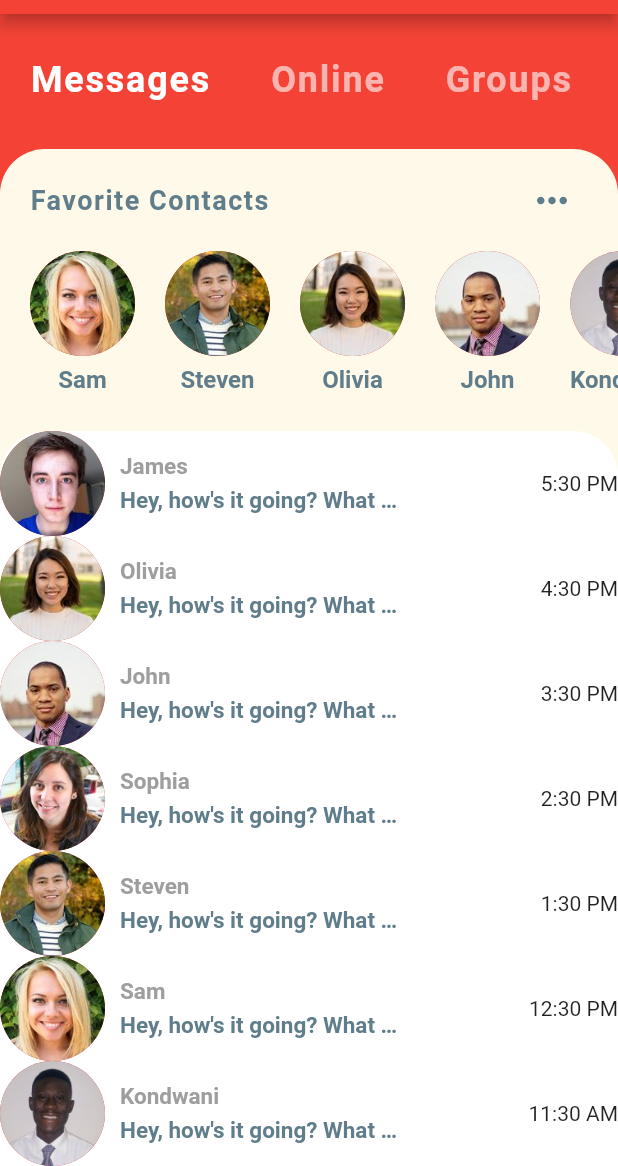
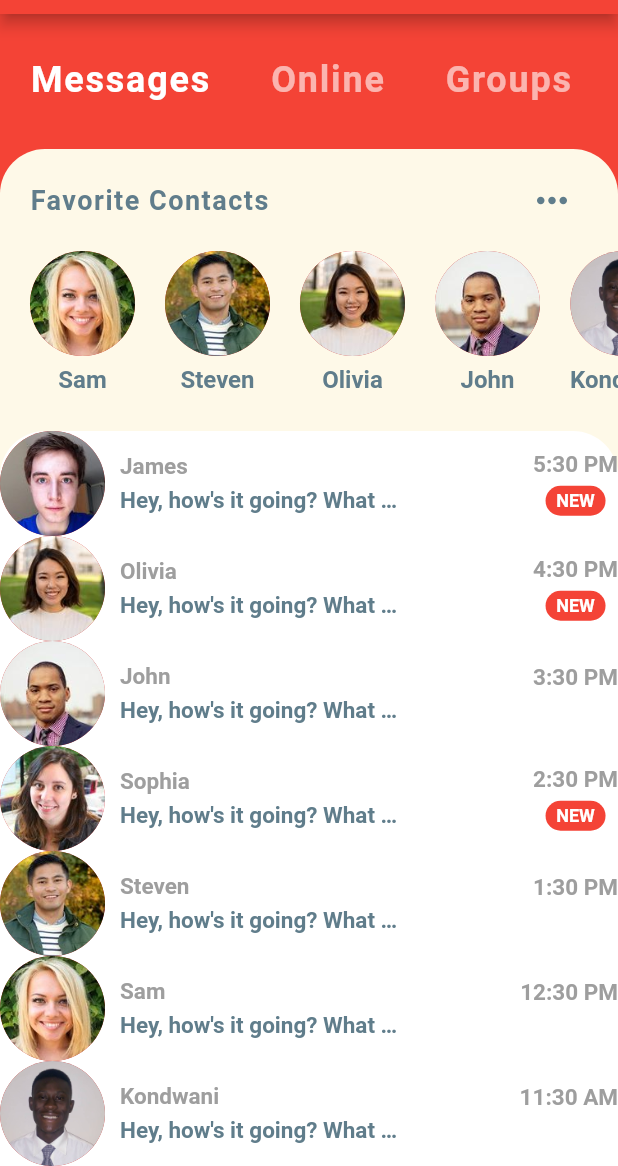
Before and after one commit to Kondwani7/chat_app, a Flutter app: the screen it shows after launch, on a phone screen of 412 x 824 dp, the part 70-1236 px from its top. Run offline on Flutter 3.47's test engine with Material 2 defaults, Android fonts, the phone set to English and light mode, and no system bars.

Commit message:
handled unread messages with a -new- alert tag

```diff
--- a/Desktop/flutter_apps/chat_app/lib/components/recent_chats.dart
+++ b/Desktop/flutter_apps/chat_app/lib/components/recent_chats.dart
@@ -64,7 +64,38 @@ class RecentChats extends StatelessWidget {
                   ],
                 ),
                 Column(
-                  children: <Widget>[Text(chat.time)],
+                  children: <Widget>[
+                    Text(
+                      chat.time,
+                      style: const TextStyle(
+                          color: Colors.grey,
+                          fontSize: 15.0,
+                          fontWeight: FontWeight.bold),
+                    ),
+                    const SizedBox(
+                      height: 5.0,
+                    ),
+                    //handle unread messages
+                    //if unread, show new message alert, else nothing
+                    chat.unread
+                        ? Container(
+                            width: 40.0,
+                            height: 20.0,
+                            decoration: BoxDecoration(
+                              color: Theme.of(context).primaryColor,
+                              borderRadius: BorderRadius.circular(30.0),
+                            ),
+                            alignment: Alignment.center,
+                            child: const Text(
+                              'NEW',
+                              style: TextStyle(
+                                  color: Colors.white,
+                                  fontSize: 12.0,
+                                  fontWeight: FontWeight.bold),
+                            ),
+                          )
+                        : const Text(''),
+                  ],
                 ),
               ],
             );
```
